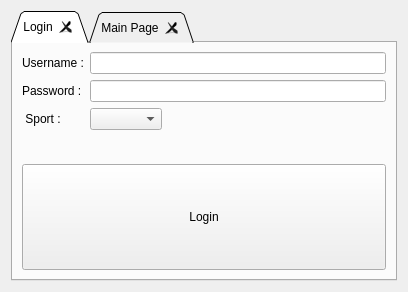
AhmadrezaHadi/SamavarQt, file teamlogin.ui: the form before one commit.
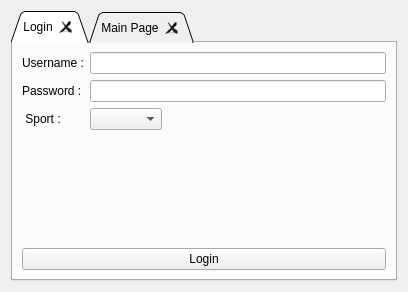
The form after the commit. The open tabs and pages were chosen to show the change.

Patch:
```diff
--- a/teamlogin.ui
+++ b/teamlogin.ui
@@ -101,6 +101,32 @@
            </property>
           </widget>
          </item>
+         <item row="5" column="1">
+          <spacer name="verticalSpacer">
+           <property name="orientation">
+            <enum>Qt::Vertical</enum>
+           </property>
+           <property name="sizeHint" stdset="0">
+            <size>
+             <width>20</width>
+             <height>40</height>
+            </size>
+           </property>
+          </spacer>
+         </item>
+         <item row="6" column="1">
+          <spacer name="verticalSpacer_2">
+           <property name="orientation">
+            <enum>Qt::Vertical</enum>
+           </property>
+           <property name="sizeHint" stdset="0">
+            <size>
+             <width>20</width>
+             <height>40</height>
+            </size>
+           </property>
+          </spacer>
+         </item>
         </layout>
        </item>
       </layout>
```
Left out of the diff: 2 changed lines with no effect on the pictures.
